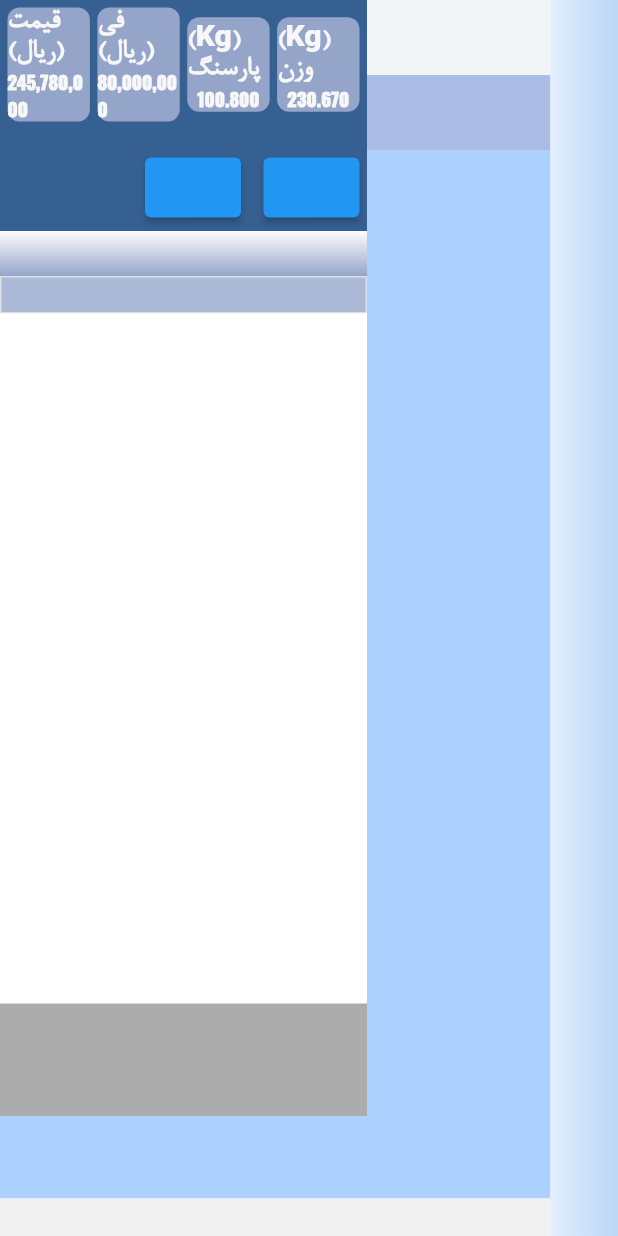
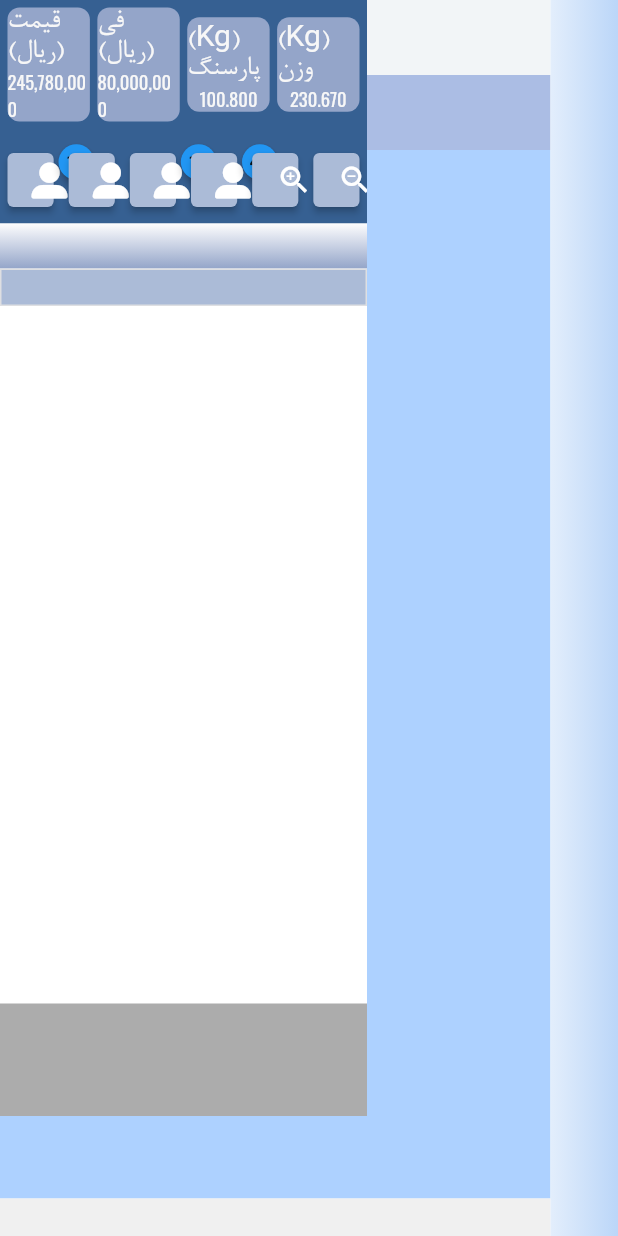
Before and after one commit to qaraee13566532/tech_scale, a Flutter app: the screen it shows after launch, on a phone screen of 412 x 824 dp. Run offline on Flutter 3.47's test engine with Material 2 defaults, Android fonts, the phone set to English and light mode, and no system bars; our stand-ins replace badges, font_awesome_flutter, google_fonts; missing offline and left inert: window_size.

Commit message:
badge added

```diff
--- a/lib/views/constant.dart
+++ b/lib/views/constant.dart
@@ -1,6 +1,7 @@
 import 'package:flutter/material.dart';
+import 'package:google_fonts/google_fonts.dart';
 
-const kBackgroundWeightStyle = Color(0xff366092);
+const kBackgroundWeightColor = Color(0xff366092);
 
 const kBackgroundSaleTransactionInfoColor = Color(0xffABBBD7);
 const kBackgroundSaleTransactionInfoBorderColor = Color(0xffDEDFE2);
@@ -35,3 +36,15 @@ var kWeightCardsStyle = BoxDecoration(
   //border: Border.all(
   // color: Colors.white, width: 2)
 );
+
+const kWeightCardTitleStyle =  TextStyle(
+    fontWeight: FontWeight.normal,
+    fontFamily: 'BNazanin',
+    decoration: TextDecoration.none,
+    fontSize: 20,
+    color: Color(0xffF7F7F7));
+
+var kWeightValueStyle = GoogleFonts.oswald(
+    fontWeight: FontWeight.normal,
+    decoration: TextDecoration.none,
+    color: Color(0xffF7F7F7));
--- a/lib/views/scale/weight/weight_box_card.dart
+++ b/lib/views/scale/weight/weight_box_card.dart
@@ -13,32 +13,26 @@ class WeightBoxCard extends StatelessWidget {
       {Key? key, required this.value, required this.title, this.fractionDigits})
       : super(key: key);
 
+  String convet_to_string_format() {
+    return (value! / pow(10, fractionDigits ?? 0))
+        .toDouble()
+        .toStringAsFixed(fractionDigits ?? 0)
+        .replaceAllMapped(
+            RegExp(r'(\d{1,3})(?=(\d{3})+(?!\d))'), (Match m) => '${m[1]},');
+  }
+
   @override
   Widget build(BuildContext context) {
-    final MediaQueryData _mediaQueryData = MediaQuery.of(context);
+    final MediaQueryData mediaQueryData = MediaQuery.of(context);
     return Container(
       decoration: kWeightCardsStyle,
       child: Column(
         mainAxisAlignment: MainAxisAlignment.center,
         children: [
-          Text(
-            title!,
-            style: const TextStyle(
-                fontFamily: 'BNazanin',
-                decoration: TextDecoration.none,
-                fontSize: 20,
-                color: Color(0xffF7F7F7)),
-          ),
-          Text(
-              (value! / pow(10, fractionDigits ?? 0))
-                  .toDouble()
-                  .toStringAsFixed(fractionDigits ?? 0)
-                  .replaceAllMapped(RegExp(r'(\d{1,3})(?=(\d{3})+(?!\d))'),
-                      (Match m) => '${m[1]},'),
-              style: GoogleFonts.oswald(
-                  decoration: TextDecoration.none,
-                  fontSize: (_mediaQueryData.size.width / 100).toDouble() * 3,
-                  color: Color(0xffF7F7F7))),
+          Text(title!, style: kWeightCardTitleStyle),
+          Text(convet_to_string_format(),
+              style: kWeightValueStyle.copyWith(
+                  fontSize: (mediaQueryData.size.width / 100).toDouble() * 3)),
         ],
       ),
     );
--- a/lib/views/scale/weight/weight_window.dart
+++ b/lib/views/scale/weight/weight_window.dart
@@ -6,6 +6,7 @@ import 'package:flutter/painting.dart';
 import 'package:google_fonts/google_fonts.dart';
 import 'package:tech_scale/views/constant.dart';
 import 'package:tech_scale/views/scale/weight/weight_box_card.dart';
+import 'package:tech_scale/views/scale/weight_customer_layout/weight_customer_layout.dart';
 
 import '../../../main.dart';
 
@@ -26,7 +27,7 @@ class WeighWindow extends StatelessWidget {
   @override
   Widget build(BuildContext context) {
     return Container(
-      color: Color(0xff366092),
+      color: kBackgroundWeightColor,
       child: Column(
         children: [
           Padding(
@@ -36,16 +37,16 @@ class WeighWindow extends StatelessWidget {
                 Expanded(
                     child:
                         WeightBoxCard(value: totalPrice, title: 'قیمت (ریال)')),
-                SizedBox(width: 5),
+                const SizedBox(width: 5),
                 Expanded(
                     child: WeightBoxCard(value: unitPrice, title: 'فی (ریال)')),
-                SizedBox(width: 5),
+                const SizedBox(width: 5),
                 Expanded(
                     child: WeightBoxCard(
                         value: tareValue,
                         title: '(Kg) پارسنگ',
                         fractionDigits: 3)),
-                SizedBox(width: 5),
+                const SizedBox(width: 5),
                 Expanded(
                     child: WeightBoxCard(
                         value: weightValue,
@@ -54,29 +55,9 @@ class WeighWindow extends StatelessWidget {
               ],
             ),
           ),
-          SizedBox(
-            height: 15,
-          ),
-          Padding(
-            padding: const EdgeInsets.only(right: 5),
-            child: Row(
-              mainAxisAlignment: MainAxisAlignment.end,
-              children: [
-                ElevatedButton(
-                    onPressed: () {},
-                    child: Container(
-                      height: 40,
-                    )),
-                SizedBox(width: 15),
-                ElevatedButton(
-                    onPressed: () {},
-                    child: Container(
-                      height: 40,
-                    )),
-              ],
-            ),
-          ),
-          SizedBox(height: 5),
+          SizedBox(height: 10,),
+          WeightCustomerLayout(badgeValues: [10,0,11,44,0,0]),
+          SizedBox(height: 5,)
         ],
       ),
     );
--- /dev/null
+++ b/lib/views/scale/weight_customer_layout/weight_customer_card.dart
@@ -0,0 +1,41 @@
+import 'package:badges/badges.dart';
+import 'package:flutter/material.dart';
+import 'package:tech_scale/views/constant.dart';
+
+class WeightCustomerCard extends StatelessWidget {
+  final Icon? widgetIcon;
+  final int badgeValue;
+  final bool hasBadge;
+
+  const WeightCustomerCard(
+      {Key? key,
+      this.widgetIcon,
+      required this.badgeValue,
+      required this.hasBadge})
+      : super(key: key);
+
+  @override
+  Widget build(BuildContext context) {
+    return Container(
+        margin: const EdgeInsets.only(right: 5, left: 5),
+        child: ElevatedButton(
+          style: ElevatedButton.styleFrom(
+            backgroundColor: kBackgroundSaleTransactionInfoColor,
+          ),
+          onPressed: () {},
+          child: Center(
+              child: Container(
+            child: Badge(
+              showBadge: hasBadge & (badgeValue > 0),
+              position: BadgePosition.topStart(top: -12, start: 18),
+              badgeContent: Text(
+                badgeValue.toString(),
+                style: TextStyle(fontSize: 12,fontWeight: FontWeight.bold),
+              ),
+              badgeColor: Colors.blue,
+              child: widgetIcon,
+            ),
+          )),
+        ));
+  }
+}
--- /dev/null
+++ b/lib/views/scale/weight_customer_layout/weight_customer_layout.dart
@@ -0,0 +1,34 @@
+import 'package:badges/badges.dart';
+import 'package:flutter/material.dart';
+import 'package:font_awesome_flutter/font_awesome_flutter.dart';
+import 'package:google_fonts/google_fonts.dart';
+import 'package:tech_scale/views/constant.dart';
+import 'package:tech_scale/views/scale/weight_customer_layout/weight_customer_card.dart';
+
+class WeightCustomerLayout extends StatelessWidget {
+  final List<int> badgeValues;
+
+  const WeightCustomerLayout({Key? key, required this.badgeValues})
+      : super(key: key);
+
+  @override
+  Widget build(BuildContext context) {
+    return Container(
+      child: Row(
+        children: List.generate(
+          6,
+          (index) => Expanded(
+              child: WeightCustomerCard(
+            widgetIcon: index < 4
+                ? const Icon(FontAwesomeIcons.userLarge)
+                : index == 4
+                    ? const Icon(Icons.zoom_in)
+                    : const Icon(Icons.zoom_out),
+            badgeValue: badgeValues[index],
+            hasBadge: (index < 4),
+          )),
+        ),
+      ),
+    );
+  }
+}
--- a/pubspec.yaml
+++ b/pubspec.yaml
@@ -43,6 +43,8 @@ dependencies:
   device_preview: ^1.1.0
   responsive_builder: ^0.4.3
   google_fonts: ^3.0.1
+  font_awesome_flutter: ^10.3.0
+  badges: ^2.0.3
   #desktop_window: ^0.4.0
 
 dev_dependencies:
@@ -67,6 +69,8 @@ flutter:
   # the material Icons class.
   uses-material-design: true
 
+  assets:
+    - assets/icons/user.svg
   # To add assets to your application, add an assets section, like this:
   # assets:
   #   - images/a_dot_burr.jpeg
```
Also changed, not shown: assets/icons/user.svg (added), lib/views/scale/weight_sale_fn_keys/weight_sale_fn_card.dart (deleted), pubspec.lock.
